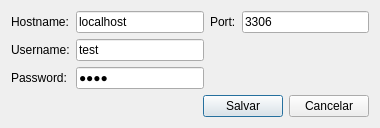
The window that loginconfig.ui (lellisls/ERP-STACCATO) describes before a commit, drawn with Qt 5.
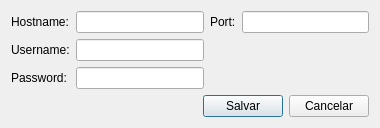
The same window after the commit.

```diff
--- a/loginconfig.ui
+++ b/loginconfig.ui
@@ -7,7 +7,7 @@
     <x>0</x>
     <y>0</y>
     <width>380</width>
-    <height>123</height>
+    <height>127</height>
    </rect>
   </property>
   <property name="windowTitle">
@@ -26,7 +26,7 @@
      <item row="1" column="1">
       <widget class="QLineEdit" name="lineEditUsername">
        <property name="text">
-        <string>test</string>
+        <string/>
        </property>
       </widget>
      </item>
@@ -40,7 +40,7 @@
      <item row="2" column="1">
       <widget class="QLineEdit" name="lineEditPassword">
        <property name="text">
-        <string>1234</string>
+        <string/>
        </property>
        <property name="echoMode">
         <enum>QLineEdit::Password</enum>
@@ -57,14 +57,14 @@
      <item row="0" column="1">
       <widget class="QLineEdit" name="lineEditHostname">
        <property name="text">
-        <string>localhost</string>
+        <string/>
        </property>
       </widget>
      </item>
      <item row="0" column="3">
       <widget class="QLineEdit" name="lineEditPort">
        <property name="text">
-        <string>3306</string>
+        <string/>
        </property>
       </widget>
      </item>
```
